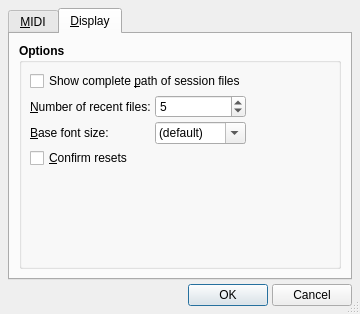
The window that src/qxgeditOptionsForm.ui (rncbc/qxgedit) describes before a commit, drawn with Qt 5.
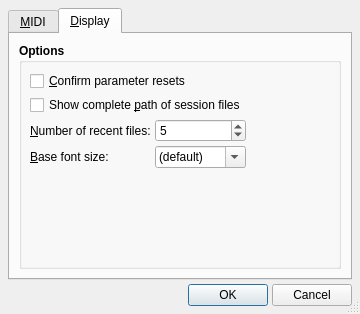
The same window after the commit. The open tabs and pages were chosen to show the change. Icons and pictures are not drawn.

Patch:
```diff
--- a/src/qxgeditOptionsForm.ui
+++ b/src/qxgeditOptionsForm.ui
@@ -167,7 +167,26 @@
           <bool>true</bool>
          </property>
          <layout class="QGridLayout">
-          <item row="0" column="0" colspan="2">
+          <item row="0" column="0" colspan="2" >
+           <widget class="QCheckBox" name="ConfirmResetCheckBox" >
+            <property name="font" >
+             <font>
+              <weight>50</weight>
+              <bold>false</bold>
+             </font>
+            </property>
+            <property name="toolTip" >
+             <string>Whether to ask for confirmation on parameter reset</string>
+            </property>
+            <property name="text" >
+             <string>&amp;Confirm parameter resets</string>
+            </property>
+            <property name="shortcut" >
+             <string>Alt+C</string>
+            </property>
+           </widget>
+          </item>
+          <item row="1" column="0" colspan="2">
            <widget class="QCheckBox" name="CompletePathCheckBox">
             <property name="font">
              <font>
@@ -186,7 +205,7 @@
             </property>
            </widget>
           </item>
-          <item row="0" column="2" rowspan="3">
+          <item row="0" column="2" rowspan="4">
            <spacer>
             <property name="orientation">
              <enum>Qt::Horizontal</enum>
@@ -199,7 +218,7 @@
             </property>
            </spacer>
           </item>
-          <item row="1" column="0">
+          <item row="2" column="0">
            <widget class="QLabel" name="MaxRecentFilesTextLabel">
             <property name="font">
              <font>
@@ -215,7 +234,7 @@
             </property>
            </widget>
           </item>
-          <item row="1" column="1">
+          <item row="2" column="1">
            <widget class="QSpinBox" name="MaxRecentFilesSpinBox">
             <property name="font">
              <font>
@@ -237,7 +256,7 @@
             </property>
            </widget>
           </item>
-          <item row="2" column="0">
+          <item row="3" column="0">
            <widget class="QLabel" name="BaseFontSizeTextLabel">
             <property name="font">
              <font>
@@ -253,7 +272,7 @@
             </property>
            </widget>
           </item>
-          <item row="2" column="1">
+          <item row="3" column="1">
            <widget class="QComboBox" name="BaseFontSizeComboBox">
             <property name="font">
              <font>
@@ -309,26 +328,7 @@
             </item>
            </widget>
           </item>
-          <item row="3" column="0" colspan="2" >
-           <widget class="QCheckBox" name="ConfirmResetCheckBox" >
-            <property name="font" >
-             <font>
-              <weight>50</weight>
-              <bold>false</bold>
-             </font>
-            </property>
-            <property name="toolTip" >
-             <string>Whether to ask for confirmation on parameter reset</string>
-            </property>
-            <property name="text" >
-             <string>&amp;Confirm resets</string>
-            </property>
-            <property name="shortcut" >
-             <string>Alt+C</string>
-            </property>
-           </widget>
-          </item>
-          <item row="4" column="0" colspan="3">
+          <item row="5" column="0" colspan="3">
            <spacer>
             <property name="orientation">
              <enum>Qt::Vertical</enum>
```
